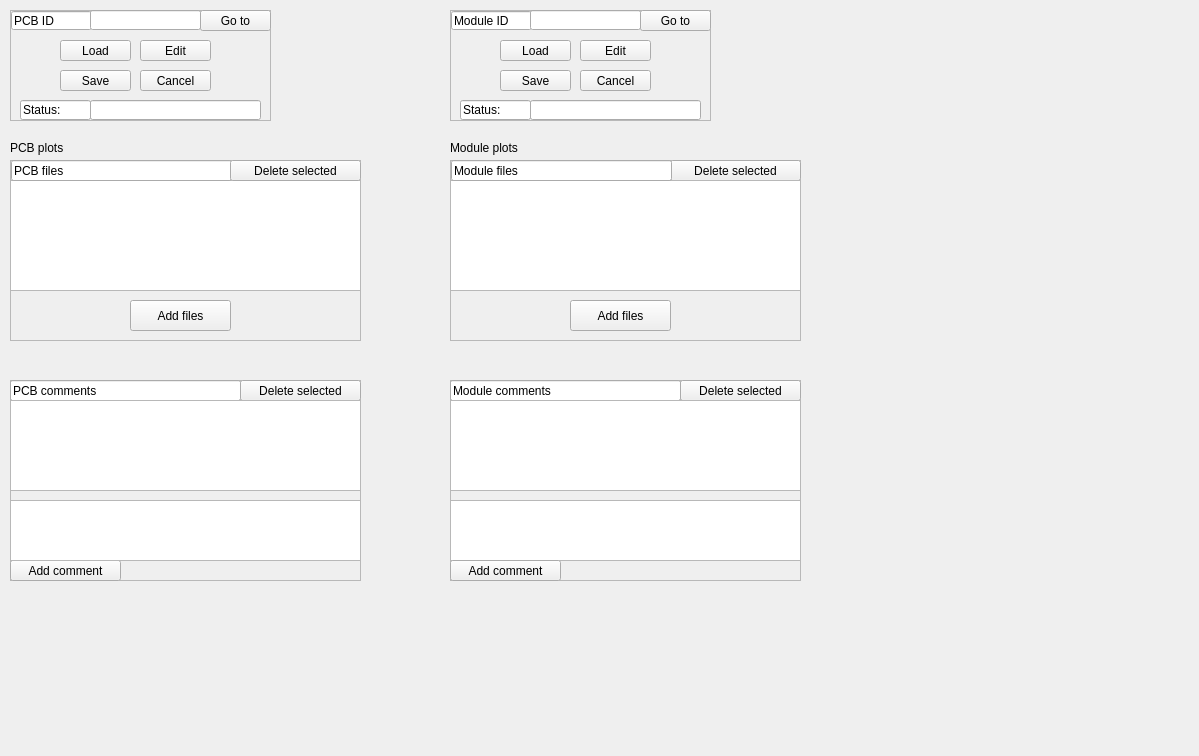
The window that pages_ui/view_plots.ui (IncandelaLab/SharedUI) describes before a commit, drawn with Qt 5.
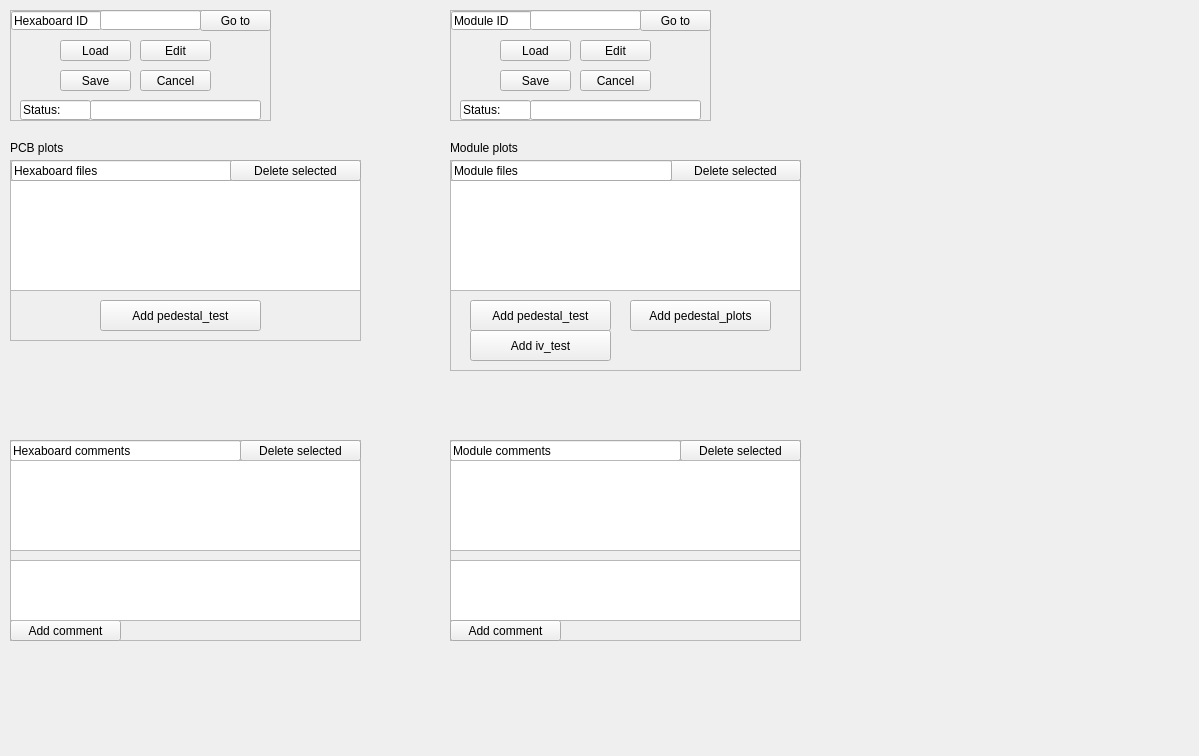
The same window after the commit.

Commit message: Add back testing data page, add one button for each testing xml and rename

```diff
--- a/pages_ui/view_plots.ui
+++ b/pages_ui/view_plots.ui
@@ -49,7 +49,7 @@
    <property name="geometry">
     <rect>
      <x>10</x>
-     <y>380</y>
+     <y>440</y>
      <width>351</width>
      <height>201</height>
     </rect>
@@ -96,7 +96,7 @@
      </rect>
     </property>
     <property name="text">
-     <string>PCB comments</string>
+     <string>Hexaboard comments</string>
     </property>
     <property name="readOnly">
      <bool>true</bool>
@@ -130,7 +130,7 @@
    <property name="geometry">
     <rect>
      <x>450</x>
-     <y>380</y>
+     <y>440</y>
      <width>351</width>
      <height>201</height>
     </rect>
@@ -213,7 +213,7 @@
      <x>450</x>
      <y>160</y>
      <width>351</width>
-     <height>181</height>
+     <height>211</height>
     </rect>
    </property>
    <property name="frameShape">
@@ -267,14 +267,40 @@
    <widget class="QPushButton" name="pbAddFilesMod">
     <property name="geometry">
      <rect>
-      <x>120</x>
+      <x>20</x>
       <y>140</y>
-      <width>101</width>
+      <width>141</width>
       <height>31</height>
      </rect>
     </property>
     <property name="text">
-     <string>Add files</string>
+     <string>Add pedestal_test</string>
+    </property>
+   </widget>
+   <widget class="QPushButton" name="pbAddPedPlotsMod">
+    <property name="geometry">
+     <rect>
+      <x>180</x>
+      <y>140</y>
+      <width>141</width>
+      <height>31</height>
+     </rect>
+    </property>
+    <property name="text">
+     <string>Add pedestal_plots</string>
+    </property>
+   </widget>
+   <widget class="QPushButton" name="pbAddIVTestMod">
+    <property name="geometry">
+     <rect>
+      <x>20</x>
+      <y>170</y>
+      <width>141</width>
+      <height>31</height>
+     </rect>
+    </property>
+    <property name="text">
+     <string>Add iv_test</string>
     </property>
    </widget>
   </widget>
@@ -296,14 +322,14 @@
    <widget class="QPushButton" name="pbAddFilesPCB">
     <property name="geometry">
      <rect>
-      <x>120</x>
+      <x>90</x>
       <y>140</y>
-      <width>101</width>
+      <width>161</width>
       <height>31</height>
      </rect>
     </property>
     <property name="text">
-     <string>Add files</string>
+     <string>Add pedestal_test</string>
     </property>
    </widget>
    <widget class="QListWidget" name="listFilesPCB">
@@ -329,7 +355,7 @@
      </rect>
     </property>
     <property name="text">
-     <string>PCB files</string>
+     <string>Hexaboard files</string>
     </property>
     <property name="readOnly">
      <bool>true</bool>
@@ -553,12 +579,12 @@
      <rect>
       <x>1</x>
       <y>1</y>
-      <width>81</width>
+      <width>91</width>
       <height>19</height>
      </rect>
     </property>
     <property name="text">
-     <string>PCB ID</string>
+     <string>Hexaboard ID</string>
     </property>
     <property name="readOnly">
      <bool>true</bool>
@@ -567,9 +593,9 @@
    <widget class="QLineEdit" name="leIDPCB">
     <property name="geometry">
      <rect>
-      <x>80</x>
+      <x>90</x>
       <y>0</y>
-      <width>111</width>
+      <width>101</width>
       <height>20</height>
      </rect>
     </property>
```
Left out of the diff: 4 changed lines with no effect on the pictures. The commit also changes 6 other files.
